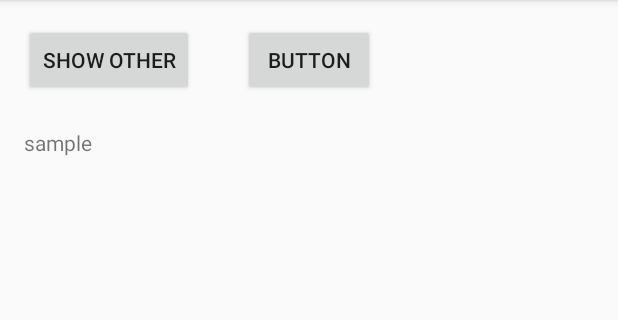
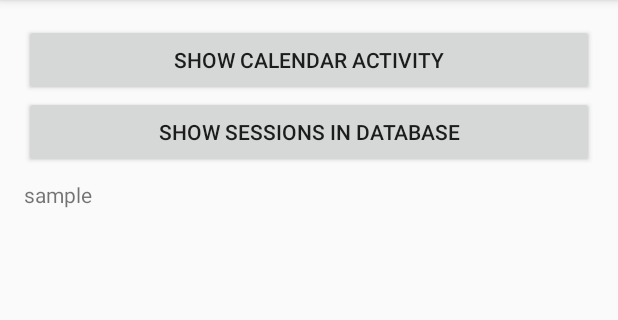
Before and after one commit to pluggedinn/Tracka, an Android app: the screen it shows after launch (MainActivity), on a phone screen of 412 x 824 dp, the part 84-404 px from its top. Run offline under Robolectric (Android 15) with nearby library versions, the phone set to English and light mode, and no system bars.

Commit message:
fixed bug that made two apps never stopping when switched rapidly

```diff
--- a/src/main/AndroidManifest.xml
+++ b/src/main/AndroidManifest.xml
@@ -3,8 +3,8 @@
     xmlns:tools="http://schemas.android.com/tools"
     package="com.example.rsons.tracka">
 
-    <uses-permission
-        android:name="android.permission.PACKAGE_USAGE_STATS"
+    <uses-permission android:name="android.permission.GET_TASKS" />
+    <uses-permission android:name="android.permission.PACKAGE_USAGE_STATS"
         tools:ignore="ProtectedPermissions" />
 
     <application
--- a/src/main/res/layout/activity_main.xml
+++ b/src/main/res/layout/activity_main.xml
@@ -11,27 +11,29 @@
     tools:context="com.example.rsons.tracka.MainActivity">
 
     <Button
-        android:text="Button"
-        android:layout_width="wrap_content"
-        android:layout_height="wrap_content"
-        android:layout_alignParentTop="true"
-        android:layout_centerHorizontal="true"
-        android:id="@+id/button2"
-        android:onClick="checkProcesses"/>
-
-    <Button
+        android:text="SHOW CALENDAR ACTIVITY"
         android:id="@+id/otherActivity"
         android:layout_width="wrap_content"
         android:layout_height="wrap_content"
-        android:text="Show other"
-        android:onClick="startOtherActivity"/>
+        android:onClick="startOtherActivity"
+        android:layout_alignParentEnd="true"
+        android:layout_alignParentStart="true" />
+
+    <Button
+        android:text="SHOW SESSIONS IN DATABASE"
+        android:layout_width="wrap_content"
+        android:layout_height="wrap_content"
+        android:id="@+id/button2"
+        android:onClick="checkProcesses"
+        android:layout_below="@+id/otherActivity"
+        android:layout_alignParentStart="true"
+        android:layout_alignParentEnd="true" />
 
     <TextView
         android:text="sample"
         android:layout_width="wrap_content"
         android:layout_height="wrap_content"
-        android:layout_below="@+id/button2"
-        android:layout_alignParentStart="true"
-        android:layout_marginTop="21dp"
-        android:id="@+id/text" />
+        android:layout_marginTop="8dp"
+        android:id="@+id/text"
+        android:layout_below="@id/button2"/>
 </RelativeLayout>
```
Also changed, not shown: src/main/java/com/example/rsons/tracka/MainActivity.java (+12 -13 lines), src/main/java/com/example/rsons/tracka/SessionService.java (+66 -5 lines), 1 other file.
